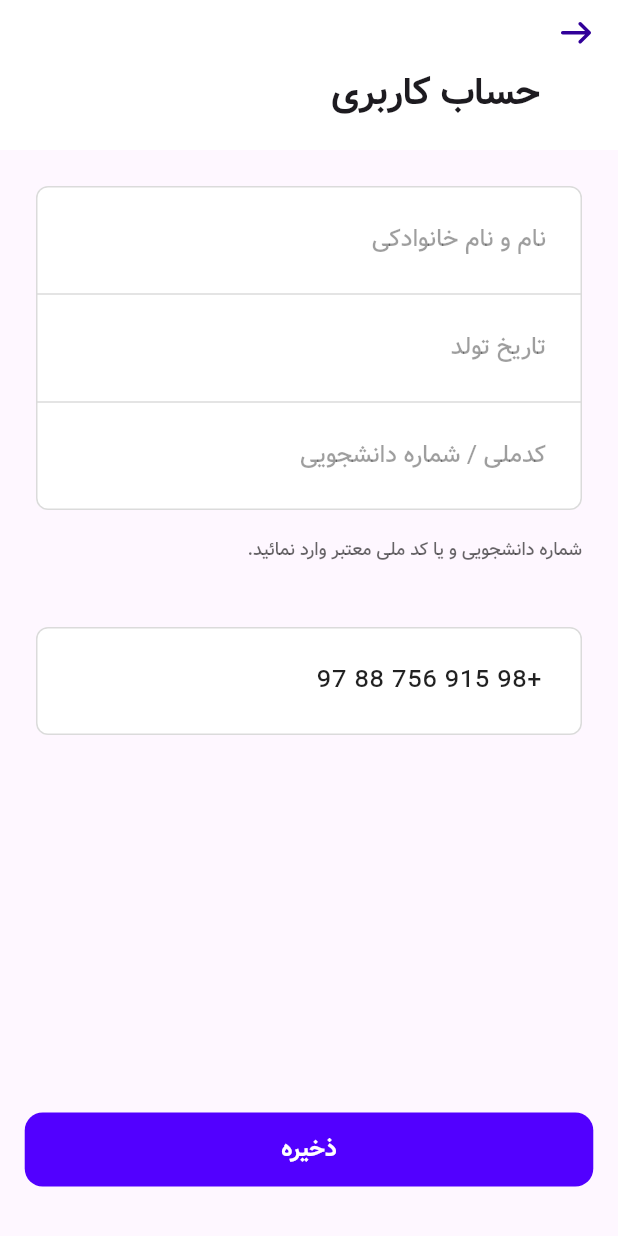
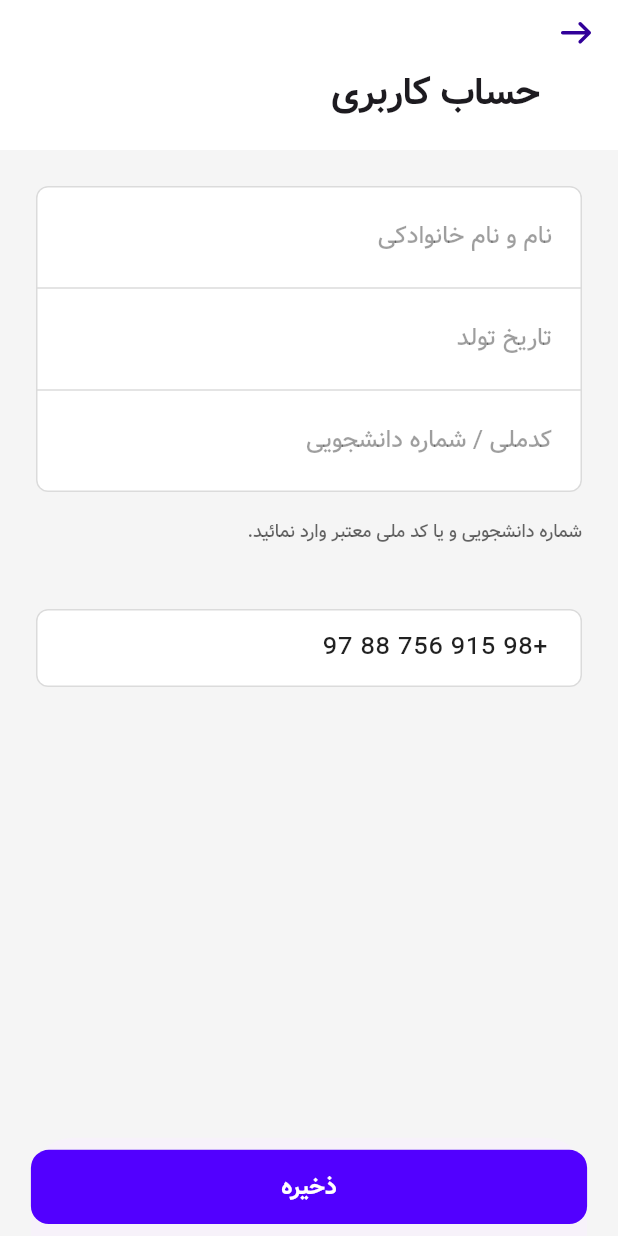
Before and after one commit to Ehsan-abaci/Rio, a Flutter app: the screen it shows after launch, on a phone screen of 412 x 824 dp. Run offline on Flutter 3.47's test engine with Material 3 defaults, Android fonts, the phone set to English and light mode, and no system bars; our stand-ins replace bloc, equatable, flutter_bloc, flutter_map, flutter_svg, geolocator and 5 more; missing offline and left inert: flutter_map_cancellable_tile_provider, flutter_map_location_marker, qr_code_scanner; accounts and stored records are empty.

Commit message:
added phone number text field

```diff
--- a/lib/core/widgets/custom_text_form_field_widget.dart
+++ b/lib/core/widgets/custom_text_form_field_widget.dart
@@ -47,7 +47,10 @@ class _CustomTextFormFieldWidgetState extends State<CustomTextFormFieldWidget> {
   @override
   Widget build(BuildContext context) {
     return Padding(
-      padding: const EdgeInsets.symmetric(horizontal: 8),
+      padding: const EdgeInsets.symmetric(
+        horizontal: 8,
+        vertical: 2
+      ),
       child: TextFormField(
         keyboardType: widget.value == "phone"
             ? TextInputType.phone
@@ -61,6 +64,7 @@ class _CustomTextFormFieldWidgetState extends State<CustomTextFormFieldWidget> {
             fontWeight: FontWeight.w500),
         controller: widget.nameController,
         decoration: InputDecoration(
+            contentPadding: EdgeInsets.symmetric(horizontal: 8, vertical: 10),
             errorText: _errorText,
             border: const OutlineInputBorder(
               borderSide: BorderSide.none,
--- a/lib/feature/settings/presentation/screens/account_page.dart
+++ b/lib/feature/settings/presentation/screens/account_page.dart
@@ -54,13 +54,18 @@ class _AccountPageState extends State<AccountPage> {
         TextEditingController(text: "+98 915 756 88 97");
 
     return Scaffold(
+      backgroundColor: ColorManager.appBg,
       appBar: const CustomAppBarWidget(title: "حساب کاربری"),
-      body: Stack(
+      body: Padding(
+        padding: EdgeInsets.only(
+            bottom: MediaQuery.of(context).viewInsets.bottom * .2),
+        child: Stack(
           children: [
             Align(
                 alignment: Alignment.topCenter,
                 child: Padding(
-                  padding: const EdgeInsets.all(24.0),
+                    padding:
+                        const EdgeInsets.only(top: 24.0, right: 24, left: 24),
                     child: ListView(
                       children: [
                         Material(
@@ -126,8 +131,6 @@ class _AccountPageState extends State<AccountPage> {
                                 color: ColorManager.border, width: 1.0),
                           ),
                           color: ColorManager.surface,
-                        child: Padding(
-                          padding: const EdgeInsets.symmetric(vertical: 8),
                           child: CustomTextFormFieldWidget(
                             errorText: "شماره تلفن نامعتبر",
                             // validate: _validatePhoneNumber,
@@ -136,17 +139,13 @@ class _AccountPageState extends State<AccountPage> {
                             nameController: numberController,
                           ),
                         ),
-                      ),
                       ],
                     ))),
-          Align(
-            alignment: Alignment.bottomCenter,
-            child: Padding(
-              padding: EdgeInsets.only(
-                left: width * 0.04,
-                right: width * 0.04,
-                bottom: height * 0.04,
+          ],
         ),
+      ),
+      bottomSheet: Padding(
+        padding: const EdgeInsets.symmetric(vertical: 8),
         child: CustomElevatedButton(
           onTap: () {},
           content: "ذخیره",
@@ -154,11 +153,8 @@ class _AccountPageState extends State<AccountPage> {
           bgColor: ColorManager.primary,
           frColor: Colors.white,
           borderRadius: 12,
-                width: width,
+          width: width * .9,
         ),
-            ),
-          ),
-        ],
       ),
     );
   }
```
Also changed, not shown: lib/feature/settings/presentation/screens/phone_number_textfield.dart (added, +95 -0 lines), pubspec.lock, 1 other file. Lines whose indentation alone changed are shown as unchanged.
